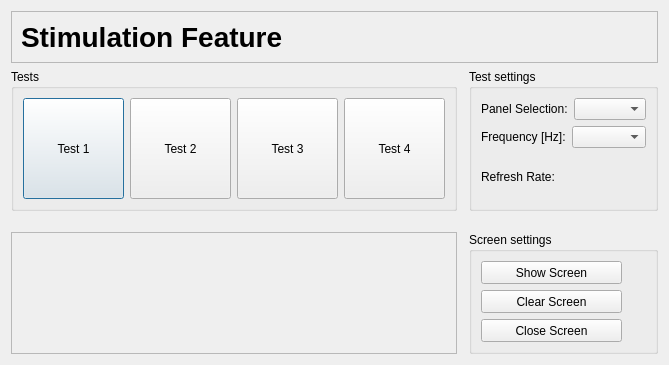
The window that applications/mne_x/plugins/ssvepbci/FormFiles/ssvepbcisetupstimuluswidget.ui (mne-tools/mne-cpp) describes before a commit, drawn with Qt 5.
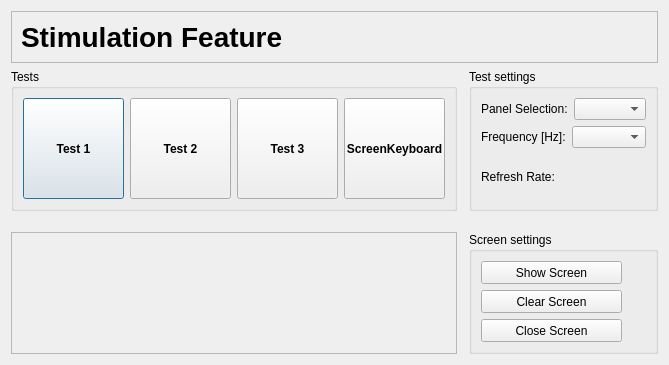
The same window after the commit. Icons and pictures are not drawn.

Commit message: [SC-115] edit ScreenKeyboard-class

```diff
--- a/applications/mne_x/plugins/ssvepbci/FormFiles/ssvepbcisetupstimuluswidget.ui
+++ b/applications/mne_x/plugins/ssvepbci/FormFiles/ssvepbcisetupstimuluswidget.ui
@@ -47,6 +47,12 @@
           <height>101</height>
          </size>
         </property>
+        <property name="font">
+         <font>
+          <weight>75</weight>
+          <bold>true</bold>
+         </font>
+        </property>
         <property name="text">
          <string>Test 1</string>
         </property>
@@ -66,6 +72,12 @@
           <height>101</height>
          </size>
         </property>
+        <property name="font">
+         <font>
+          <weight>75</weight>
+          <bold>true</bold>
+         </font>
+        </property>
         <property name="text">
          <string>Test 2</string>
         </property>
@@ -85,6 +97,12 @@
           <height>101</height>
          </size>
         </property>
+        <property name="font">
+         <font>
+          <weight>75</weight>
+          <bold>true</bold>
+         </font>
+        </property>
         <property name="text">
          <string>Test 3</string>
         </property>
@@ -104,8 +122,14 @@
           <height>101</height>
          </size>
         </property>
+        <property name="font">
+         <font>
+          <weight>75</weight>
+          <bold>true</bold>
+         </font>
+        </property>
         <property name="text">
-         <string>Test 4</string>
+         <string>ScreenKeyboard</string>
         </property>
        </widget>
       </item>
```
Left out of the diff: 4 changed lines with no effect on the pictures. The commit also changes 10 other files.
